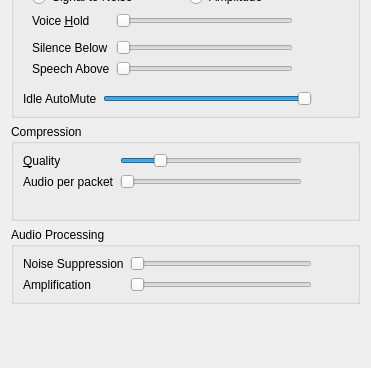
Before: the Qt Designer form src/mumble/AudioInput.ui in mumble-voip/mumble, drawn with Qt 5; both pictures show x 0 to 371 and y 187 to 555 of the 371 by 555 pixel window.
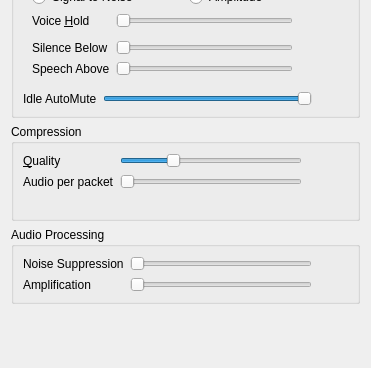
After: the same form once the commit is applied. Custom widgets are drawn as their Qt base class.

The edit to the form file:
```diff
--- a/src/mumble/AudioInput.ui
+++ b/src/mumble/AudioInput.ui
@@ -448,7 +448,7 @@
          <string>&lt;b&gt;This sets the quality of compression.&lt;/b&gt;&lt;br /&gt;This determines how much bandwidth Mumble is allowed to use for outgoing audio.</string>
         </property>
         <property name="minimum">
-         <number>16000</number>
+         <number>8000</number>
         </property>
         <property name="maximum">
          <number>96000</number>
```
